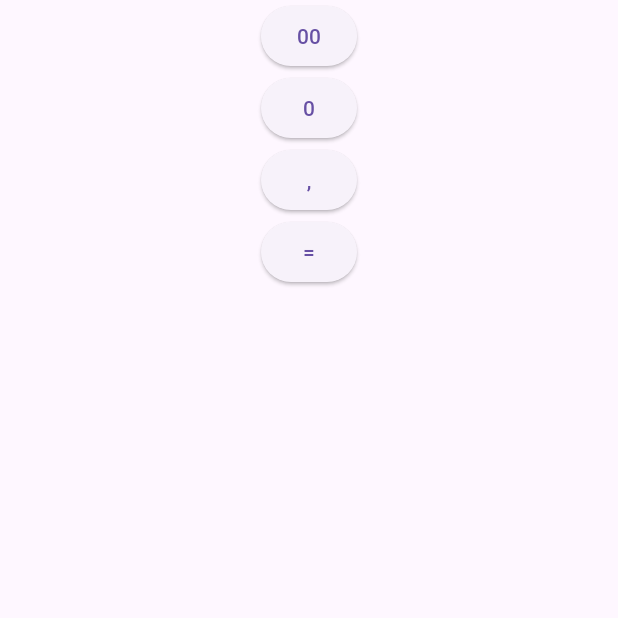
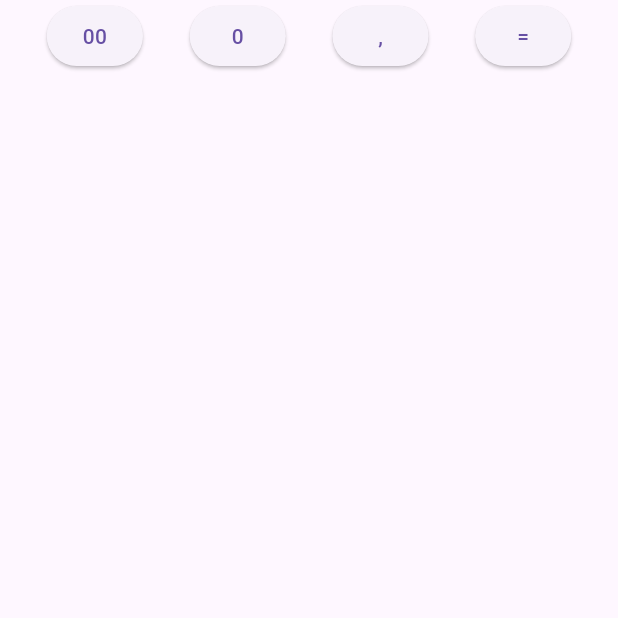
Before and after one commit to samuel181818/Calculadora_Vice_City, a Flutter app: the screen it shows after launch, on a phone screen of 412 x 824 dp, the top half of it. Run offline on Flutter 3.47's test engine with Material 3 defaults, Android fonts, the phone set to English and light mode, and no system bars.

Commit message:
organizar botones con row y column

```diff
--- a/lib/main.dart
+++ b/lib/main.dart
@@ -18,12 +18,17 @@ class _MyWidgetState extends State<MyWidget> {
  body: Center(
   child: Column(
     children: [
+      Row(
+        mainAxisAlignment: MainAxisAlignment.spaceEvenly,
+        children: [
           ElevatedButton(onPressed: () {}, child: const Text('00')),
           ElevatedButton(onPressed: () {}, child: const Text('0')),
           ElevatedButton(onPressed: () {}, child: const Text(',')),
           ElevatedButton(onPressed: () {}, child: const Text('=')),
         ],
       ),
+    ],
+  ),
 ),
 );
   }
```
Lines whose indentation alone changed are shown as unchanged.
